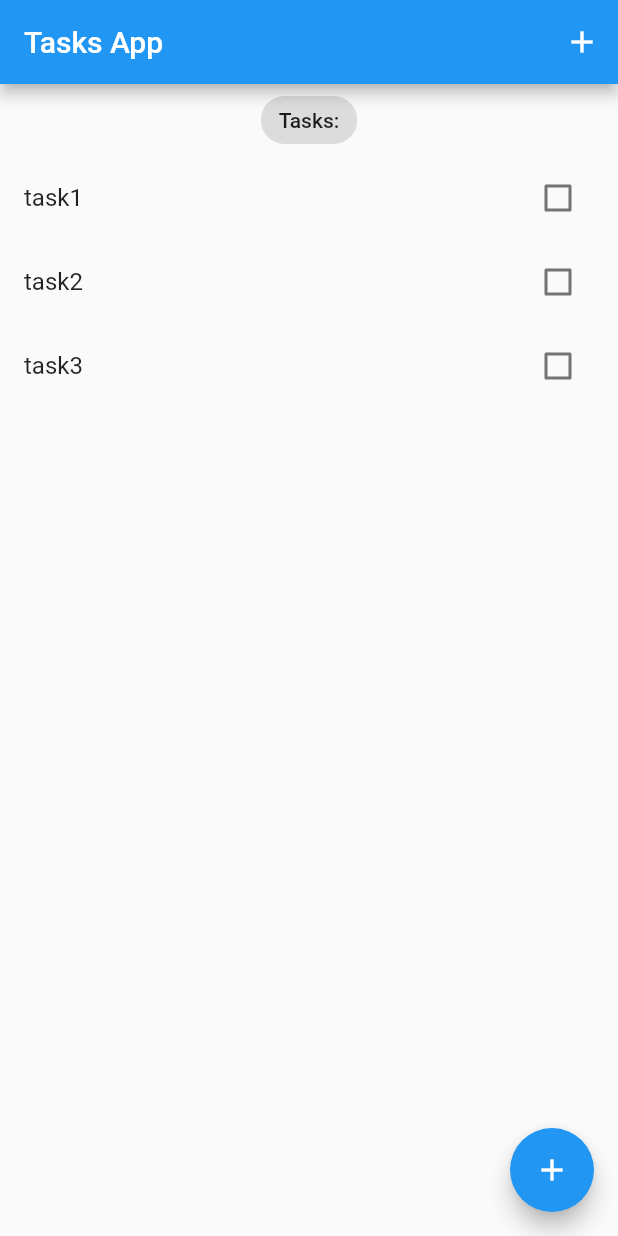
After one commit to masulo1212/Task-to-do, a Flutter app: the screen it shows after launch, on a phone screen of 412 x 824 dp. The commit adds this screen. Run offline on Flutter 3.47's test engine with Material 2 defaults, Android fonts, the phone set to English and light mode, and no system bars; our stand-ins replace bloc, equatable, flutter_bloc.

Commit message:
整理export bloc

```diff
--- a/lib/bloc/bloc/tasks_bloc.dart
+++ b/lib/bloc/bloc/tasks_bloc.dart
@@ -17,7 +17,7 @@ class TasksBloc extends Bloc<TasksEvent, TasksState> {
   void _onAddTask(AddTask event, Emitter<TasksState> emit) {
     final state = this.state;
     emit(TasksState(allTasks: List.from(state.allTasks)..add(event.task)));
-    add(event)
+
     //allTasks 的值是由當前 state 的 allTasks 複製一份出來，再加上一個新的 task。
     //不是同一個實例，每次傳遞 TasksState 物件給外面時，都是傳遞的新的物件，而不是之前的物件。每次觸發emit事件後，state就會被替換為新的TasksState實例。
   }
--- a/lib/bloc/bloc/tasks_event.dart
+++ b/lib/bloc/bloc/tasks_event.dart
@@ -9,7 +9,7 @@ abstract class TasksEvent extends Equatable {
 
 class AddTask extends TasksEvent {
   final Task task;
-  AddTask({required this.task});
+  const AddTask({required this.task});
 
   @override
   List<Object> get props => [task];
@@ -17,7 +17,7 @@ class AddTask extends TasksEvent {
 
 class UpdateTask extends TasksEvent {
   final Task task;
-  UpdateTask({required this.task});
+  const UpdateTask({required this.task});
 
   @override
   List<Object> get props => [task];
@@ -25,7 +25,7 @@ class UpdateTask extends TasksEvent {
 
 class DeleteTask extends TasksEvent {
   final Task task;
-  DeleteTask({required this.task});
+  const DeleteTask({required this.task});
 
   @override
   List<Object> get props => [task];
--- a/lib/bloc/bloc_exports.dart
+++ b/lib/bloc/bloc_exports.dart
@@ -1,3 +1,2 @@
-library bloc_exports;
-
-export 'package:flutter_tasks_app/bloc/bloc/tasks_bloc.dart';
+export './bloc/tasks_bloc.dart';
+export 'package:flutter_bloc/flutter_bloc.dart';
--- a/lib/screens/tasks_screen.dart
+++ b/lib/screens/tasks_screen.dart
@@ -1,5 +1,7 @@
 import 'package:flutter/material.dart';
 import 'package:flutter_tasks_app/models/task.dart';
+
+import '../widgets/task_list.dart';
 
 class TasksScreen extends StatelessWidget {
   TasksScreen({Key? key}) : super(key: key);
@@ -28,17 +30,7 @@ class TasksScreen extends StatelessWidget {
               ),
             ),
           ),
-          Expanded(
-            child: ListView.builder(
-                itemCount: taskList.length,
-                itemBuilder: (context, index) {
-                  final task = taskList[index];
-                  return ListTile(
-                    title: Text(task.title),
-                    trailing: Checkbox(value: task.isDone, onChanged: (val) {}),
-                  );
-                }),
-          )
+          TaskList(taskList: taskList)
         ],
       ),
       floatingActionButton: FloatingActionButton(
--- /dev/null
+++ b/lib/widgets/task_list.dart
@@ -0,0 +1,27 @@
+import 'package:flutter/material.dart';
+
+import '../models/task.dart';
+
+class TaskList extends StatelessWidget {
+  const TaskList({
+    Key? key,
+    required this.taskList,
+  }) : super(key: key);
+
+  final List<Task> taskList;
+
+  @override
+  Widget build(BuildContext context) {
+    return Expanded(
+      child: ListView.builder(
+          itemCount: taskList.length,
+          itemBuilder: (context, index) {
+            final task = taskList[index];
+            return ListTile(
+              title: Text(task.title),
+              trailing: Checkbox(value: task.isDone, onChanged: (val) {}),
+            );
+          }),
+    );
+  }
+}
```
